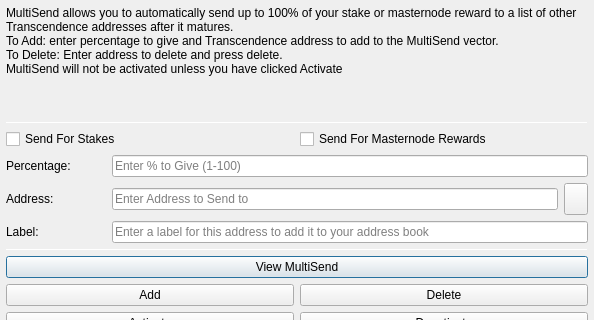
First picture: the form in src/qt/forms/multisenddialog.ui, repository phoenixkonsole/MooNET, before the edit; both pictures show x 0 to 594 and y 0 to 320 of the 594 by 526 pixel window.
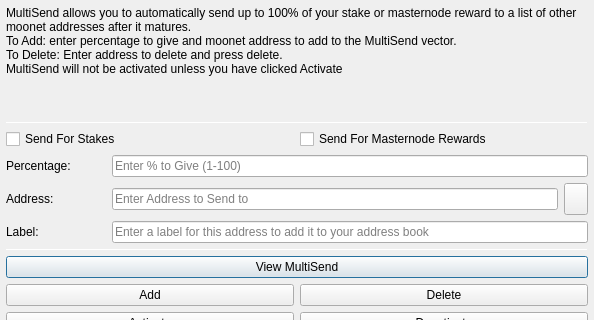
Second picture: the form after the edit. Icons and pictures are not drawn.

The edit to the form file:
```diff
--- a/src/qt/forms/multisenddialog.ui
+++ b/src/qt/forms/multisenddialog.ui
@@ -28,8 +28,8 @@
         <number>1</number>
        </property>
        <property name="text">
-        <string>MultiSend allows you to automatically send up to 100% of your stake or masternode reward to a list of other Transcendence addresses after it matures.
-To Add: enter percentage to give and Transcendence address to add to the MultiSend vector.
+        <string>MultiSend allows you to automatically send up to 100% of your stake or masternode reward to a list of other moonet addresses after it matures.
+To Add: enter percentage to give and moonet address to add to the MultiSend vector.
 To Delete: Enter address to delete and press delete.
 MultiSend will not be activated unless you have clicked Activate</string>
        </property>
```
Left out of the diff: 4 changed lines with no effect on the pictures.
